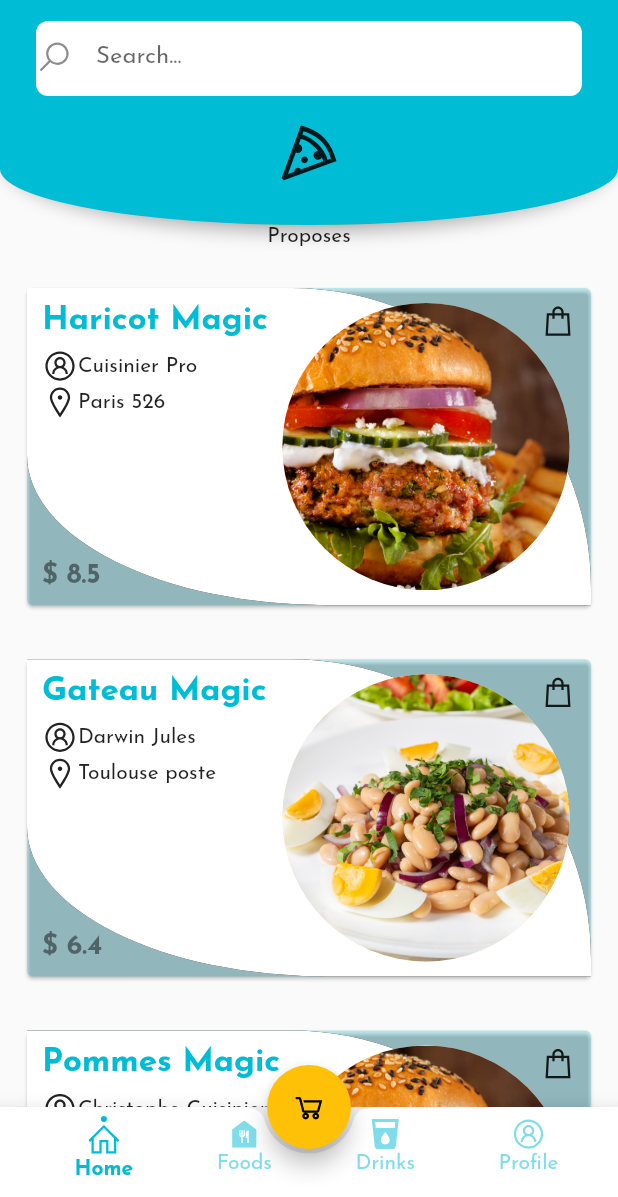
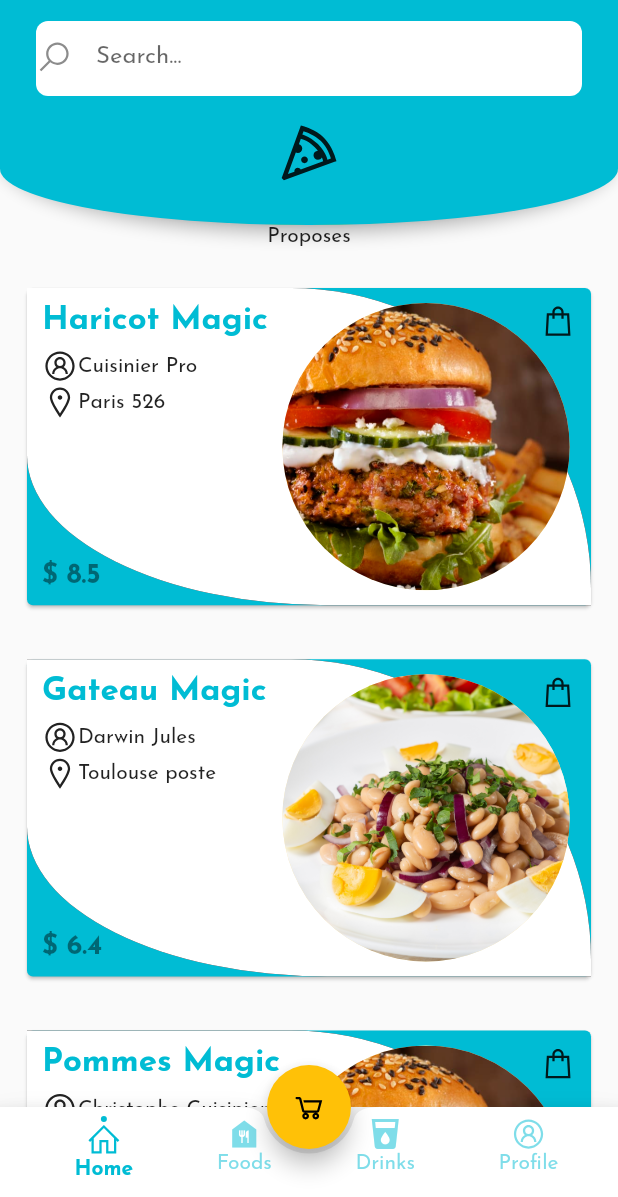
Before and after one commit to baimamboukar/home_cooking, a Flutter app: the screen it shows once a user with an empty profile is signed in, on a phone screen of 412 x 824 dp, the part 39-1236 px from its top. Run offline on Flutter 3.47's test engine with Material 2 defaults, Android fonts, the light colour scheme and no system bars; our stand-ins replace awesome_notifications, cloud_firestore, firebase_auth, firebase_core, flutter_hooks, flutter_riverpod and 5 more; accounts and stored records are empty.

Commit message:
plat caption improved

```diff
--- a/lib/widgets/plat_caption.dart
+++ b/lib/widgets/plat_caption.dart
@@ -17,7 +17,7 @@ class PlatCaption extends HookWidget {
       child: Padding(
         padding: const EdgeInsets.all(14.0),
         child: Card(
-          color: Palette.primary.withOpacity(0.2),
+          color: Palette.primary,
           child: AspectRatio(
             aspectRatio: 16 / 9,
             child: Container(
@@ -37,9 +37,12 @@ class PlatCaption extends HookWidget {
                               style: Styles.subtitle)),
                       Align(
                           alignment: Alignment.centerRight,
-                          child: CircleAvatar(
-                            radius: 100.0,
-                            backgroundImage: AssetImage(plat.imageURL),
+                          child: Hero(
+                            tag: DateTime.now().toString(),
+                            child: CircleAvatar(
+                              radius: 100.0,
+                              backgroundImage: AssetImage(plat.imageURL),
+                            ),
                           )),
                       Align(
                           alignment: Alignment.centerLeft,
```
